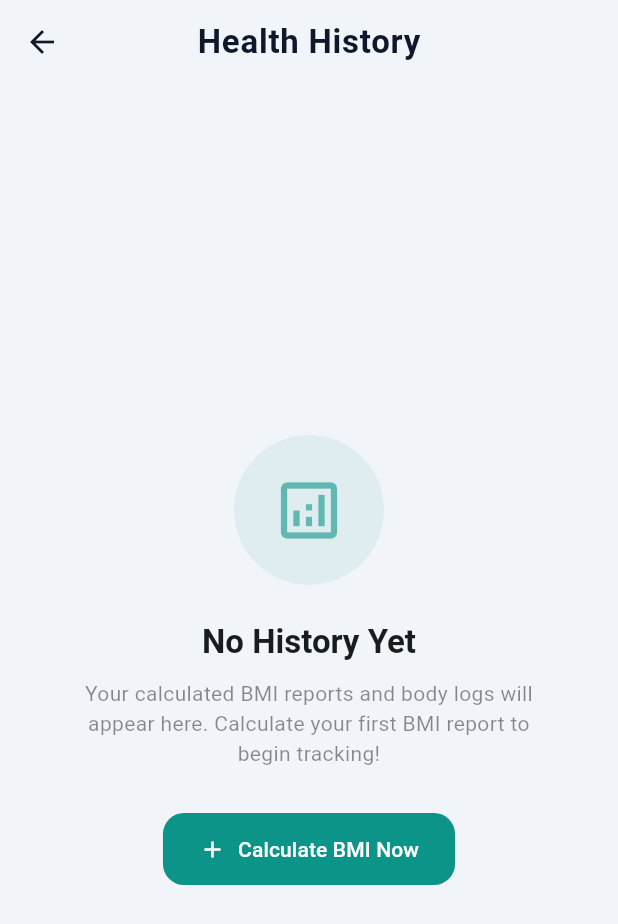
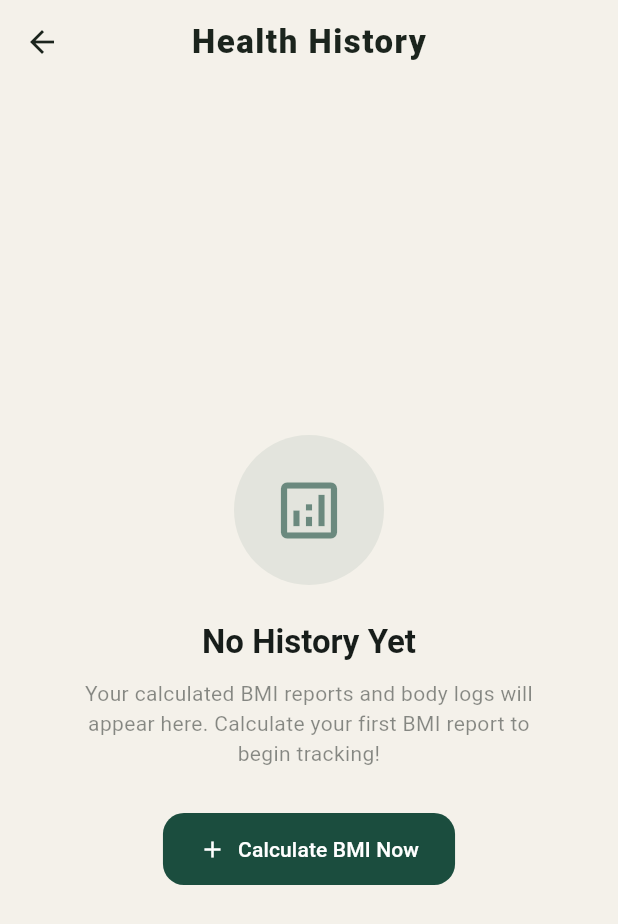
Before and after one commit to mizhab-as/BMI-Calculator, a Flutter app: the screen it shows after launch, after a tap on the "history" icon, on a phone screen of 412 x 824 dp. Shown: the top 924 px of the screen. Run offline on Flutter 3.47's test engine with Material 3 defaults, Android fonts, the phone set to English and light mode, and no system bars; our stand-ins replace fl_chart, shared_preferences; statements that could not run were skipped.

Commit message:
Apply Old Money luxury styling & AMOLED dark theme to web and mobile apps

```diff
--- a/lib/history_screen.dart
+++ b/lib/history_screen.dart
@@ -69,10 +69,10 @@ class _HistoryScreenState extends State<HistoryScreen> {
   }
 
   Color _getBmiColor(double bmi) {
-    if (bmi < 18.5) return Colors.cyan;
-    if (bmi < 25.0) return Colors.emerald;
-    if (bmi < 30.0) return Colors.orange;
-    return Colors.redAccent;
+    if (bmi < 18.5) return const Color(0xFF2B6CB0);  // Sapphire
+    if (bmi < 25.0) return const Color(0xFF1B4D3E);  // Forest Green
+    if (bmi < 30.0) return const Color(0xFFB7791F);  // Amber Gold
+    return const Color(0xFF9B2C2C);                  // Burgundy
   }
 
   String _getBmiCategory(double bmi) {
--- a/lib/main.dart
+++ b/lib/main.dart
@@ -10,127 +10,62 @@ class BMICalculatorApp extends StatelessWidget {
 
   @override
   Widget build(BuildContext context) {
-    // Premium health brand color scheme (Calming teal and modern indigo)
-    const primaryColor = Color(0xFF0D9488); // Deep Teal
-    const secondaryColor = Color(0xFF4F46E5); // Indigo
-    const darkBg = Color(0xFF090D16); // High-premium dark blue-black
-    const darkSurface = Color(0xFF151D2A); // Glass card backdrop
-    const darkBorder = Color(0xFF222F43); // Subtle card boundary
+    // "Old Money" Luxury Color Scheme: Antique Gold, Forest Green, Ivory & AMOLED Black
+    const primaryGold = Color(0xFFC5A880);      // Antique Gold
+    const secondaryGreen = Color(0xFF1B4D3E);   // British Racing Green
+    const amoledBg = Color(0xFF000000);         // Pure AMOLED Black
+    const luxuryCardBg = Color(0xFF0C0E12);     // Soft metallic charcoal surface
+    const luxuryBorder = Color(0xFF1F242D);     // Subtle bronze-grey border
+    const ivoryWhite = Color(0xFFF9F6F0);       // Warm Ivory Text
 
     return MaterialApp(
       title: 'Smart BMI',
       debugShowCheckedModeBanner: false,
       themeMode: ThemeMode.system, // Respect system settings
 
-      // 1. Light Theme
+      // 1. Light Theme (Old Money Editorial Vibe)
       theme: ThemeData(
         useMaterial3: true,
         brightness: Brightness.light,
         colorScheme: ColorScheme.fromSeed(
-          seedColor: primaryColor,
+          seedColor: secondaryGreen,
           brightness: Brightness.light,
-          primary: primaryColor,
-          secondary: secondaryColor,
-          surface: const Color(0xFFF8FAFC),
+          primary: secondaryGreen,
+          secondary: primaryGold,
+          surface: const Color(0xFFFAF9F6), // Ivory paper
         ),
-        scaffoldBackgroundColor: const Color(0xFFF1F5F9),
+        scaffoldBackgroundColor: const Color(0xFFF4F1EA), // Linen paper background
         appBarTheme: const AppBarTheme(
           backgroundColor: Colors.transparent,
           elevation: 0,
           centerTitle: true,
           titleTextStyle: TextStyle(
-            color: Color(0xFF0F172A),
+            color: Color(0xFF1B241D),
             fontSize: 22,
-            fontWeight: FontWeight.bold,
-            letterSpacing: 0.5,
+            fontWeight: FontWeight.w800,
+            letterSpacing: 1.0,
           ),
-          iconTheme: IconThemeData(color: Color(0xFF0F172A)),
+          iconTheme: IconThemeData(color: Color(0xFF1B241D)),
         ),
         cardTheme: CardTheme(
-          color: Colors.white,
+          color: const Color(0xFFFAF9F6),
           elevation: 0,
           shape: RoundedRectangleBorder(
             borderRadius: BorderRadius.circular(16),
-            side: BorderSide(color: Colors.grey.shade200, width: 1),
+            side: const BorderSide(color: Color(0xFFE5DFD3), width: 1.5),
           ),
         ),
         inputDecorationTheme: InputDecorationTheme(
           filled: true,
-          fillColor: Colors.white,
-          labelStyle: const TextStyle(color: primaryColor, fontWeight: FontWeight.w500),
+          fillColor: const Color(0xFFFAF9F6),
+          labelStyle: const TextStyle(color: secondaryGreen, fontWeight: FontWeight.w600),
           enabledBorder: OutlineInputBorder(
             borderRadius: BorderRadius.circular(14),
-            borderSide: BorderSide(color: Colors.grey.shade300),
+            borderSide: const BorderSide(color: Color(0xFFDED6C4)),
           ),
           focusedBorder: OutlineInputBorder(
             borderRadius: BorderRadius.circular(14),
-            borderSide: const BorderSide(color: primaryColor, width: 2),
-          ),
-          errorBorder: OutlineInputBorder(
-            borderRadius: BorderRadius.circular(14),
-            borderSide: const BorderSide(color: Colors.redAccent, width: 1),
-          ),
-          focusedErrorBorder: OutlineInputBorder(
-            borderRadius: BorderRadius.circular(14),
-            borderSide: const BorderSide(color: Colors.redAccent, width: 2),
-          ),
-        ),
-        elevatedButtonTheme: ElevatedButtonThemeData(
-          style: ElevatedButton.styleFrom(
-            elevation: 0,
-            padding: const EdgeInsets.symmetric(vertical: 16),
-            shape: RoundedRectangleBorder(
-              borderRadius: BorderRadius.circular(14),
-            ),
-          ),
-        ),
-      ),
-
-      // 2. Dark Theme (Focus point for premium vibe)
-      darkTheme: ThemeData(
-        useMaterial3: true,
-        brightness: Brightness.dark,
-        colorScheme: ColorScheme.fromSeed(
-          seedColor: primaryColor,
-          brightness: Brightness.dark,
-          primary: primaryColor,
-          secondary: secondaryColor,
-          surface: darkSurface,
-          onSurface: Colors.white,
-          outline: darkBorder,
-        ),
-        scaffoldBackgroundColor: darkBg,
-        appBarTheme: const AppBarTheme(
-          backgroundColor: Colors.transparent,
-          elevation: 0,
-          centerTitle: true,
-          titleTextStyle: TextStyle(
-            color: Colors.white,
-            fontSize: 22,
-            fontWeight: FontWeight.bold,
-            letterSpacing: 0.5,
-          ),
-          iconTheme: IconThemeData(color: Colors.white),
-        ),
-        cardTheme: CardTheme(
-          color: darkSurface,
-          elevation: 0,
-          shape: RoundedRectangleBorder(
-            borderRadius: BorderRadius.circular(16),
-            side: const BorderSide(color: darkBorder, width: 1.5),
-          ),
-        ),
-        inputDecorationTheme: InputDecorationTheme(
-          filled: true,
-          fillColor: const Color(0xFF0F1724),
-          labelStyle: const TextStyle(color: Colors.tealAccent, fontWeight: FontWeight.w500),
-          enabledBorder: OutlineInputBorder(
-            borderRadius: BorderRadius.circular(14),
-            borderSide: const BorderSide(color: darkBorder, width: 1.5),
-          ),
-          focusedBorder: OutlineInputBorder(
-            borderRadius: BorderRadius.circular(14),
-            borderSide: const BorderSide(color: Colors.tealAccent, width: 2),
+            borderSide: const BorderSide(color: secondaryGreen, width: 2),
           ),
           errorBorder: OutlineInputBorder(
             borderRadius: BorderRadius.circular(14),
@@ -144,6 +79,76 @@ class BMICalculatorApp extends StatelessWidget {
         elevatedButtonTheme: ElevatedButtonThemeData(
           style: ElevatedButton.styleFrom(
             elevation: 0,
+            backgroundColor: secondaryGreen,
+            foregroundColor: Colors.white,
+            padding: const EdgeInsets.symmetric(vertical: 16),
+            shape: RoundedRectangleBorder(
+              borderRadius: BorderRadius.circular(14),
+            ),
+          ),
+        ),
+      ),
+
+      // 2. Dark Theme (AMOLED Quiet Luxury Vibe)
+      darkTheme: ThemeData(
+        useMaterial3: true,
+        brightness: Brightness.dark,
+        colorScheme: ColorScheme.fromSeed(
+          seedColor: primaryGold,
+          brightness: Brightness.dark,
+          primary: primaryGold,
+          secondary: secondaryGreen,
+          surface: luxuryCardBg,
+          onSurface: ivoryWhite,
+          outline: luxuryBorder,
+        ),
+        scaffoldBackgroundColor: amoledBg,
+        appBarTheme: const AppBarTheme(
+          backgroundColor: Colors.transparent,
+          elevation: 0,
+          centerTitle: true,
+          titleTextStyle: TextStyle(
+            color: ivoryWhite,
+            fontSize: 22,
+            fontWeight: FontWeight.w850,
+            letterSpacing: 1.0,
+          ),
+          iconTheme: IconThemeData(color: ivoryWhite),
+        ),
+        cardTheme: CardTheme(
+          color: luxuryCardBg,
+          elevation: 0,
+          shape: RoundedRectangleBorder(
+            borderRadius: BorderRadius.circular(16),
+            side: const BorderSide(color: luxuryBorder, width: 1.5),
+          ),
+        ),
+        inputDecorationTheme: InputDecorationTheme(
+          filled: true,
+          fillColor: const Color(0xFF050608),
+          labelStyle: const TextStyle(color: primaryGold, fontWeight: FontWeight.w600),
+          enabledBorder: OutlineInputBorder(
+            borderRadius: BorderRadius.circular(14),
+            borderSide: const BorderSide(color: luxuryBorder, width: 1.5),
+          ),
+          focusedBorder: OutlineInputBorder(
+            borderRadius: BorderRadius.circular(14),
+            borderSide: const BorderSide(color: primaryGold, width: 2),
+          ),
+          errorBorder: OutlineInputBorder(
+            borderRadius: BorderRadius.circular(14),
+            borderSide: const BorderSide(color: Colors.redAccent, width: 1.5),
+          ),
+          focusedErrorBorder: OutlineInputBorder(
+            borderRadius: BorderRadius.circular(14),
+            borderSide: const BorderSide(color: Colors.redAccent, width: 2),
+          ),
+        ),
+        elevatedButtonTheme: ElevatedButtonThemeData(
+          style: ElevatedButton.styleFrom(
+            elevation: 0,
+            backgroundColor: primaryGold,
+            foregroundColor: Colors.black,
             padding: const EdgeInsets.symmetric(vertical: 16),
             shape: RoundedRectangleBorder(
               borderRadius: BorderRadius.circular(14),
--- a/lib/result_screen.dart
+++ b/lib/result_screen.dart
@@ -25,10 +25,10 @@ class _ResultScreenState extends State<ResultScreen> {
 
   Color get _categoryColor {
     final bmi = widget.record.bmi;
-    if (bmi < 18.5) return Colors.cyan;
-    if (bmi < 25.0) return Colors.emerald;
-    if (bmi < 30.0) return Colors.orange;
-    return Colors.redAccent;
+    if (bmi < 18.5) return const Color(0xFF2B6CB0);  // Sapphire
+    if (bmi < 25.0) return const Color(0xFF1B4D3E);  // Forest Green
+    if (bmi < 30.0) return const Color(0xFFB7791F);  // Amber Gold
+    return const Color(0xFF9B2C2C);                  // Burgundy
   }
 
   String get _imagePath {
--- a/lib/widgets/gauge_painter.dart
+++ b/lib/widgets/gauge_painter.dart
@@ -76,11 +76,11 @@ class BmiGaugePainter extends CustomPainter {
     final double thickness = 22.0;
     final double innerRadius = outerRadius - thickness;
 
-    // Define sector colors
-    const Color colorUnder = Colors.cyan;
-    const Color colorNormal = Colors.emerald;
-    const Color colorOver = Colors.orange;
-    const Color colorObese = Colors.redAccent;
+    // Define sector colors (Luxury Old Money palette)
+    const Color colorUnder = Color(0xFF2B6CB0);  // Sapphire Blue
+    const Color colorNormal = Color(0xFF1B4D3E); // Forest Green
+    const Color colorOver = Color(0xFFB7791F);   // Amber Gold
+    const Color colorObese = Color(0xFF9B2C2C);  // Burgundy Red
 
     // Paint options for segments
     final Paint segmentPaint = Paint()
@@ -191,10 +191,10 @@ class BmiGaugePainter extends CustomPainter {
   }
 
   Color _getColorForBmi(double bmi) {
-    if (bmi < 18.5) return Colors.cyan;
-    if (bmi < 25.0) return Colors.emerald;
-    if (bmi < 30.0) return Colors.orange;
-    return Colors.redAccent;
+    if (bmi < 18.5) return const Color(0xFF2B6CB0);  // Sapphire
+    if (bmi < 25.0) return const Color(0xFF1B4D3E);  // Forest Green
+    if (bmi < 30.0) return const Color(0xFFB7791F);  // Amber Gold
+    return const Color(0xFF9B2C2C);                  // Burgundy
   }
 
   void _drawLabelText(Canvas canvas, String text, Offset position) {
```
Also changed, not shown: 1 other file.
